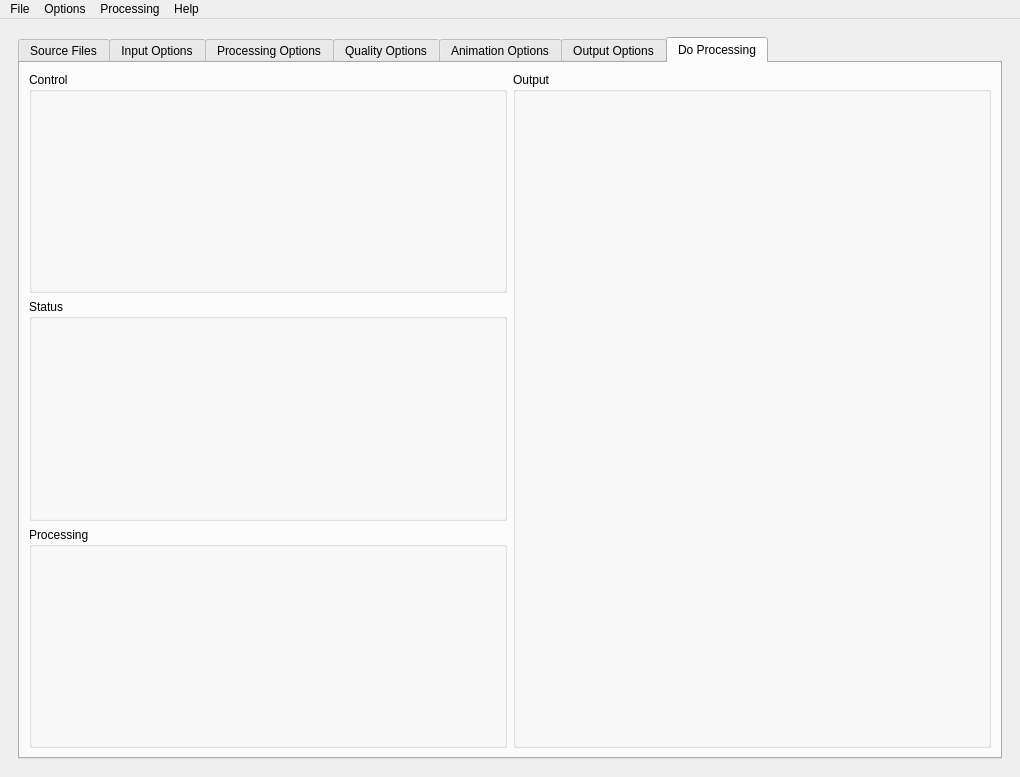
Qt form ui/pipp.ui (openastroproject/oaPIPP) before a commit.
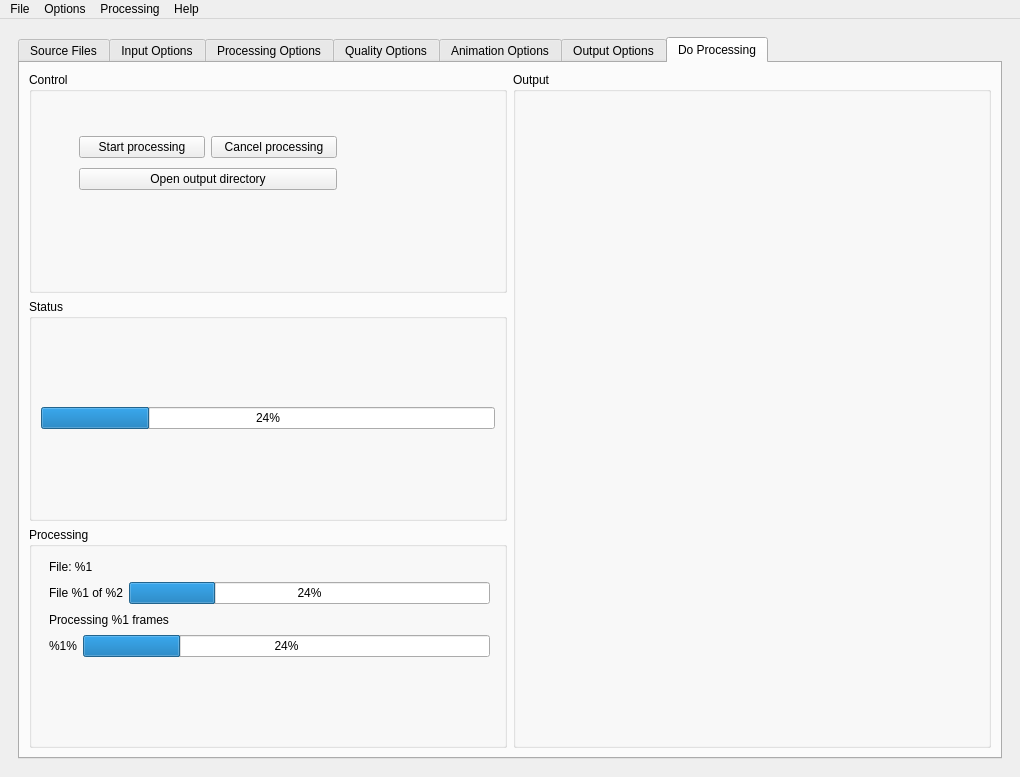
The same form after that commit. The open tabs and pages were chosen to show the change.

Commit message: Do processing tab mostly complete

The edit to the form file:
```diff
--- a/ui/pipp.ui
+++ b/ui/pipp.ui
@@ -2887,6 +2887,43 @@
                <property name="title">
                 <string>Control</string>
                </property>
+               <widget class="QWidget" name="">
+                <property name="geometry">
+                 <rect>
+                  <x>50</x>
+                  <y>60</y>
+                  <width>258</width>
+                  <height>64</height>
+                 </rect>
+                </property>
+                <layout class="QVBoxLayout" name="verticalLayout_18">
+                 <item>
+                  <layout class="QHBoxLayout" name="horizontalLayout_27">
+                   <item>
+                    <widget class="QPushButton" name="startProcessing">
+                     <property name="text">
+                      <string>Start processing</string>
+                     </property>
+                    </widget>
+                   </item>
+                   <item>
+                    <widget class="QPushButton" name="cancelProcessing">
+                     <property name="text">
+                      <string>Cancel processing</string>
+                     </property>
+                    </widget>
+                   </item>
+                  </layout>
+                 </item>
+                 <item>
+                  <widget class="QPushButton" name="openOutputDir">
+                   <property name="text">
+                    <string>Open output directory</string>
+                   </property>
+                  </widget>
+                 </item>
+                </layout>
+               </widget>
               </widget>
              </item>
              <item>
@@ -2894,6 +2931,21 @@
                <property name="title">
                 <string>Status</string>
                </property>
+               <layout class="QVBoxLayout" name="verticalLayout_19">
+                <item>
+                 <widget class="QProgressBar" name="progressBar">
+                  <property name="sizePolicy">
+                   <sizepolicy hsizetype="Preferred" vsizetype="Fixed">
+                    <horstretch>0</horstretch>
+                    <verstretch>0</verstretch>
+                   </sizepolicy>
+                  </property>
+                  <property name="value">
+                   <number>24</number>
+                  </property>
+                 </widget>
+                </item>
+               </layout>
               </widget>
              </item>
              <item>
@@ -2901,6 +2953,68 @@
                <property name="title">
                 <string>Processing</string>
                </property>
+               <widget class="QWidget" name="">
+                <property name="geometry">
+                 <rect>
+                  <x>20</x>
+                  <y>30</y>
+                  <width>441</width>
+                  <height>100</height>
+                 </rect>
+                </property>
+                <layout class="QVBoxLayout" name="verticalLayout_20">
+                 <item>
+                  <widget class="QLabel" name="processingFilename">
+                   <property name="text">
+                    <string>File: %1</string>
+                   </property>
+                  </widget>
+                 </item>
+                 <item>
+                  <layout class="QHBoxLayout" name="horizontalLayout_29">
+                   <item>
+                    <widget class="QLabel" name="fileOf">
+                     <property name="text">
+                      <string>File %1 of %2</string>
+                     </property>
+                    </widget>
+                   </item>
+                   <item>
+                    <widget class="QProgressBar" name="progressBar_2">
+                     <property name="value">
+                      <number>24</number>
+                     </property>
+                    </widget>
+                   </item>
+                  </layout>
+                 </item>
+                 <item>
+                  <widget class="QLabel" name="processingFrames">
+                   <property name="text">
+                    <string>Processing %1 frames</string>
+                   </property>
+                  </widget>
+                 </item>
+                 <item>
+                  <layout class="QHBoxLayout" name="horizontalLayout_28">
+                   <item>
+                    <widget class="QLabel" name="framesPercentage">
+                     <property name="text">
+                      <string>%1%</string>
+                     </property>
+                    </widget>
+                   </item>
+                   <item>
+                    <widget class="QProgressBar" name="progressBar_3">
+                     <property name="value">
+                      <number>24</number>
+                     </property>
+                    </widget>
+                   </item>
+                  </layout>
+                 </item>
+                </layout>
+               </widget>
               </widget>
              </item>
             </layout>
```
Left out of the diff: 8 changed lines with no effect on the pictures.
